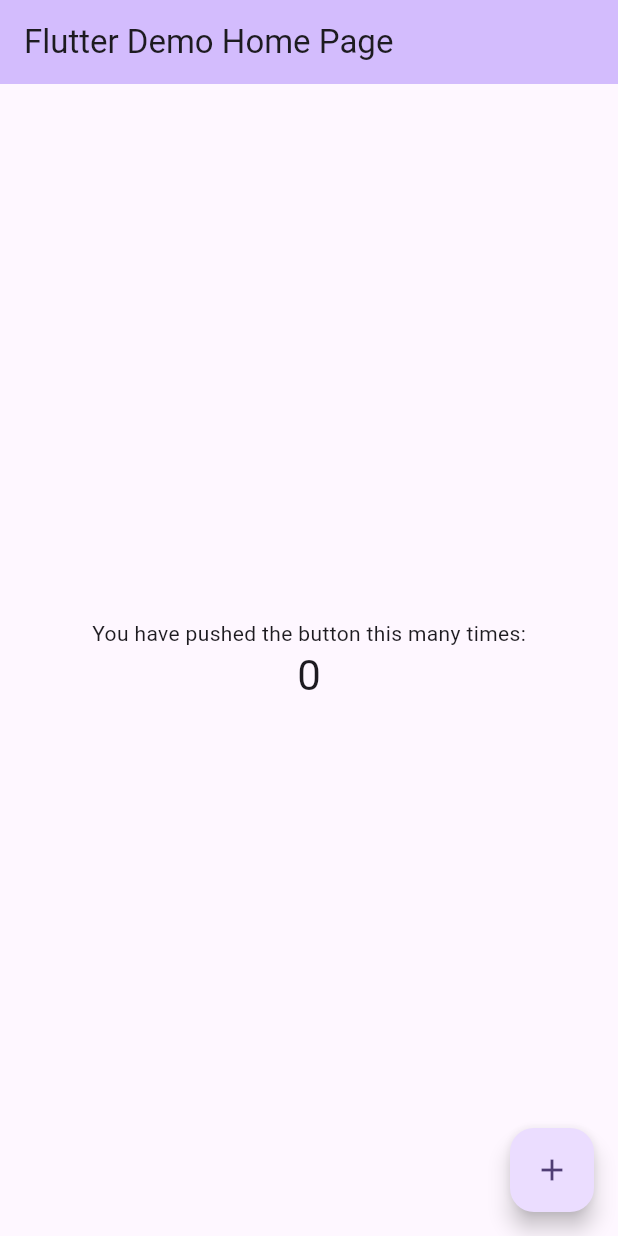
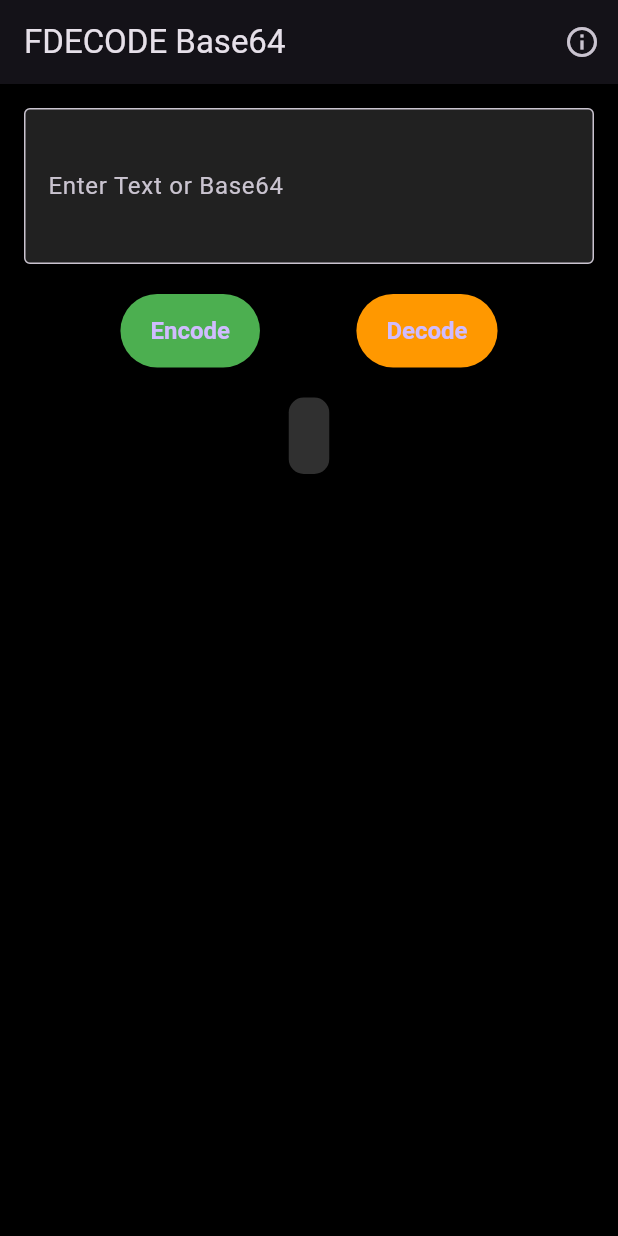
Before and after one commit to SystemDownTM/FDECODE, a Flutter app: the screen it shows after launch, on a phone screen of 412 x 824 dp. Run offline on Flutter 3.47's test engine with Material 3 defaults, Android fonts, the phone set to English and light mode, and no system bars.

Commit message:
Update 1

```diff
--- a/lib/main.dart
+++ b/lib/main.dart
@@ -1,123 +1,164 @@
+import 'dart:convert';
 import 'package:flutter/material.dart';
+import 'package:url_launcher/url_launcher.dart';
 
 void main() {
-  runApp(const MyApp());
+  runApp(Base64App());
 }
 
-class MyApp extends StatelessWidget {
-  const MyApp({super.key});
+class Base64App extends StatelessWidget {
+  const Base64App({super.key});
 
-  // This widget is the root of your application.
   @override
   Widget build(BuildContext context) {
     return MaterialApp(
-      title: 'Flutter Demo',
-      theme: ThemeData(
-        // This is the theme of your application.
-        //
-        // TRY THIS: Try running your application with "flutter run". You'll see
-        // the application has a purple toolbar. Then, without quitting the app,
-        // try changing the seedColor in the colorScheme below to Colors.green
-        // and then invoke "hot reload" (save your changes or press the "hot
-        // reload" button in a Flutter-supported IDE, or press "r" if you used
-        // the command line to start the app).
-        //
-        // Notice that the counter didn't reset back to zero; the application
-        // state is not lost during the reload. To reset the state, use hot
-        // restart instead.
-        //
-        // This works for code too, not just values: Most code changes can be
-        // tested with just a hot reload.
-        colorScheme: ColorScheme.fromSeed(seedColor: Colors.deepPurple),
-        useMaterial3: true,
+      debugShowCheckedModeBanner: false,
+      theme: ThemeData.dark().copyWith(
+        primaryColor: Colors.blueAccent,
+        scaffoldBackgroundColor: Colors.black,
       ),
-      home: const MyHomePage(title: 'Flutter Demo Home Page'),
+      home: Base64ConverterScreen(),
     );
   }
 }
 
-class MyHomePage extends StatefulWidget {
-  const MyHomePage({super.key, required this.title});
-
-  // This widget is the home page of your application. It is stateful, meaning
-  // that it has a State object (defined below) that contains fields that affect
-  // how it looks.
-
-  // This class is the configuration for the state. It holds the values (in this
-  // case the title) provided by the parent (in this case the App widget) and
-  // used by the build method of the State. Fields in a Widget subclass are
-  // always marked "final".
-
-  final String title;
+class Base64ConverterScreen extends StatefulWidget {
+  const Base64ConverterScreen({super.key});
 
   @override
-  State<MyHomePage> createState() => _MyHomePageState();
+  _Base64ConverterScreenState createState() => _Base64ConverterScreenState();
 }
 
-class _MyHomePageState extends State<MyHomePage> {
-  int _counter = 0;
+class _Base64ConverterScreenState extends State<Base64ConverterScreen> {
+  TextEditingController inputController = TextEditingController();
+  String outputText = "";
 
-  void _incrementCounter() {
+  void encodeToBase64() {
     setState(() {
-      // This call to setState tells the Flutter framework that something has
-      // changed in this State, which causes it to rerun the build method below
-      // so that the display can reflect the updated values. If we changed
-      // _counter without calling setState(), then the build method would not be
-      // called again, and so nothing would appear to happen.
-      _counter++;
+      outputText = base64Encode(utf8.encode(inputController.text));
     });
+  }
+
+  void decodeFromBase64() {
+    try {
+      setState(() {
+        outputText = utf8.decode(base64Decode(inputController.text));
+      });
+    } catch (e) {
+      setState(() {
+        outputText = "Invalid Base64 string";
+      });
+    }
+  }
+
+  void openAboutDialog() {
+    showDialog(
+      context: context,
+      builder:
+          (context) => AlertDialog(
+            title: Text("About"),
+            content: Column(
+              mainAxisSize: MainAxisSize.min,
+              children: [
+                Text("Developed by SystemDown"),
+                SizedBox(height: 10),
+                InkWell(
+                  onTap:
+                      () => launchUrl(
+                        Uri.parse("https://github.com/systemdownTM"),
+                      ),
+                  child: Text(
+                    "GitHub Repository",
+                    style: TextStyle(
+                      color: Colors.blue,
+                      decoration: TextDecoration.underline,
+                    ),
+                  ),
+                ),
+              ],
+            ),
+            actions: [
+              TextButton(
+                onPressed: () => Navigator.of(context).pop(),
+                child: Text("Close"),
+              ),
+            ],
+          ),
+    );
   }
 
   @override
   Widget build(BuildContext context) {
-    // This method is rerun every time setState is called, for instance as done
-    // by the _incrementCounter method above.
-    //
-    // The Flutter framework has been optimized to make rerunning build methods
-    // fast, so that you can just rebuild anything that needs updating rather
-    // than having to individually change instances of widgets.
     return Scaffold(
       appBar: AppBar(
-        // TRY THIS: Try changing the color here to a specific color (to
-        // Colors.amber, perhaps?) and trigger a hot reload to see the AppBar
-        // change color while the other colors stay the same.
-        backgroundColor: Theme.of(context).colorScheme.inversePrimary,
-        // Here we take the value from the MyHomePage object that was created by
-        // the App.build method, and use it to set our appbar title.
-        title: Text(widget.title),
+        title: Text("FDECODE Base64"),
+        actions: [
+          IconButton(
+            icon: Icon(Icons.info_outline),
+            onPressed: openAboutDialog,
+          ),
+        ],
       ),
-      body: Center(
-        // Center is a layout widget. It takes a single child and positions it
-        // in the middle of the parent.
+      body: Padding(
+        padding: EdgeInsets.all(16.0),
         child: Column(
-          // Column is also a layout widget. It takes a list of children and
-          // arranges them vertically. By default, it sizes itself to fit its
-          // children horizontally, and tries to be as tall as its parent.
-          //
-          // Column has various properties to control how it sizes itself and
-          // how it positions its children. Here we use mainAxisAlignment to
-          // center the children vertically; the main axis here is the vertical
-          // axis because Columns are vertical (the cross axis would be
-          // horizontal).
-          //
-          // TRY THIS: Invoke "debug painting" (choose the "Toggle Debug Paint"
-          // action in the IDE, or press "p" in the console), to see the
-          // wireframe for each widget.
-          mainAxisAlignment: MainAxisAlignment.center,
-          children: <Widget>[
-            const Text('You have pushed the button this many times:'),
-            Text(
-              '$_counter',
-              style: Theme.of(context).textTheme.headlineMedium,
+          children: [
+            TextField(
+              controller: inputController,
+              decoration: InputDecoration(
+                labelText: "Enter Text or Base64",
+                border: OutlineInputBorder(),
+                filled: true,
+                fillColor: Colors.grey[900],
+              ),
+              maxLines: 3,
+              style: TextStyle(color: Colors.white),
+            ),
+            SizedBox(height: 20),
+            Row(
+              mainAxisAlignment: MainAxisAlignment.spaceEvenly,
+              children: [
+                ElevatedButton(
+                  onPressed: encodeToBase64,
+                  style: ElevatedButton.styleFrom(
+                    backgroundColor: Colors.green,
+                    padding: EdgeInsets.symmetric(horizontal: 20, vertical: 15),
+                    textStyle: TextStyle(
+                      fontSize: 16,
+                      fontWeight: FontWeight.bold,
+                    ),
+                  ),
+                  child: Text("Encode"),
+                ),
+                ElevatedButton(
+                  onPressed: decodeFromBase64,
+                  style: ElevatedButton.styleFrom(
+                    backgroundColor: Colors.orange,
+                    padding: EdgeInsets.symmetric(horizontal: 20, vertical: 15),
+                    textStyle: TextStyle(
+                      fontSize: 16,
+                      fontWeight: FontWeight.bold,
+                    ),
+                  ),
+                  child: Text("Decode"),
+                ),
+              ],
+            ),
+            SizedBox(height: 20),
+            Container(
+              padding: EdgeInsets.all(12),
+              decoration: BoxDecoration(
+                color: Colors.grey[850],
+                borderRadius: BorderRadius.circular(10),
+              ),
+              child: SelectableText(
+                outputText,
+                style: TextStyle(fontSize: 16, color: Colors.white),
+              ),
             ),
           ],
         ),
       ),
-      floatingActionButton: FloatingActionButton(
-        onPressed: _incrementCounter,
-        tooltip: 'Increment',
-        child: const Icon(Icons.add),
-      ), // This trailing comma makes auto-formatting nicer for build methods.
     );
   }
 }
```
Also changed, not shown: pubspec.yaml (+17 -73 lines), assets/fdecode.png (added), pubspec.lock, 2 other files.
